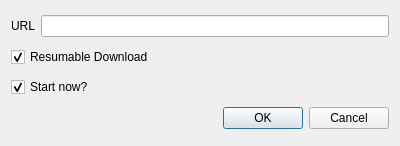
Old version of the form UltimateDownloadManager/adddialog.ui in the repository LalitMaganti/Ultimate-Download-Manager.
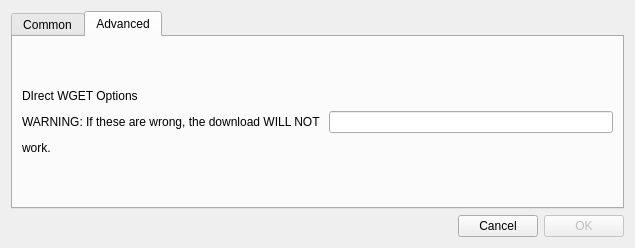
New version of the form. The open tabs and pages were chosen to show the change.

What changed in the file:
```diff
--- a/UltimateDownloadManager/adddialog.ui
+++ b/UltimateDownloadManager/adddialog.ui
@@ -6,8 +6,8 @@
    <rect>
     <x>0</x>
     <y>0</y>
-    <width>400</width>
-    <height>146</height>
+    <width>635</width>
+    <height>248</height>
    </rect>
   </property>
   <property name="windowTitle">
@@ -15,6 +15,16 @@
   </property>
   <layout class="QVBoxLayout" name="verticalLayout">
    <item>
+    <widget class="QTabWidget" name="tabWidget">
+     <property name="currentIndex">
+      <number>0</number>
+     </property>
+     <widget class="QWidget" name="tab">
+      <attribute name="title">
+       <string>Common</string>
+      </attribute>
+      <layout class="QVBoxLayout" name="verticalLayout_3">
+       <item>
     <layout class="QHBoxLayout" name="horizontalLayout">
      <item>
       <widget class="QLabel" name="label">
@@ -48,15 +58,70 @@
      </property>
     </widget>
    </item>
+      </layout>
+      <zorder>chkStart</zorder>
+      <zorder>checkBox</zorder>
+      <zorder></zorder>
+     </widget>
+     <widget class="QWidget" name="tab_2">
+      <attribute name="title">
+       <string>Advanced</string>
+      </attribute>
+      <layout class="QVBoxLayout" name="verticalLayout_4">
    <item>
-    <widget class="QDialogButtonBox" name="buttonBox">
+        <layout class="QHBoxLayout" name="horizontalLayout_2">
+         <item>
+          <widget class="QLabel" name="label_2">
+           <property name="text">
+            <string>&lt;html&gt;&lt;head/&gt;&lt;body&gt;&lt;p&gt;DIrect WGET Options&lt;/p&gt;&lt;p&gt;WARNING: If these are wrong, the download WILL NOT &lt;/p&gt;&lt;p&gt;work.&lt;/p&gt;&lt;/body&gt;&lt;/html&gt;</string>
+           </property>
+          </widget>
+         </item>
+         <item>
+          <widget class="QLineEdit" name="lineEdit_2"/>
+         </item>
+        </layout>
+       </item>
+      </layout>
+     </widget>
+    </widget>
+   </item>
+   <item>
+    <layout class="QHBoxLayout" name="horizontalLayout_3">
+     <item>
+      <spacer name="horizontalSpacer">
      <property name="orientation">
       <enum>Qt::Horizontal</enum>
      </property>
-     <property name="standardButtons">
-      <set>QDialogButtonBox::Cancel|QDialogButtonBox::Ok</set>
-     </property>
-    </widget>
+       <property name="sizeHint" stdset="0">
+        <size>
+         <width>40</width>
+         <height>20</height>
+        </size>
+       </property>
+      </spacer>
+     </item>
+     <item>
+      <widget class="QPushButton" name="btnCancel">
+       <property name="focusPolicy">
+        <enum>Qt::NoFocus</enum>
+       </property>
+       <property name="text">
+        <string>Cancel</string>
+       </property>
+      </widget>
+     </item>
+     <item>
+      <widget class="QPushButton" name="btnOK">
+       <property name="enabled">
+        <bool>false</bool>
+       </property>
+       <property name="text">
+        <string>OK</string>
+       </property>
+      </widget>
+     </item>
+    </layout>
    </item>
   </layout>
  </widget>
```
Left out of the diff: 41 changed lines with no effect on the pictures. Lines whose indentation alone changed are shown as unchanged.
